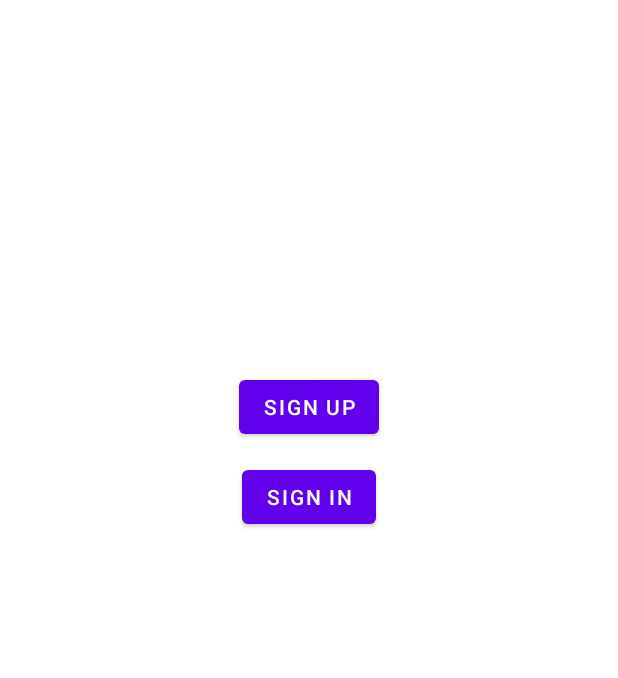
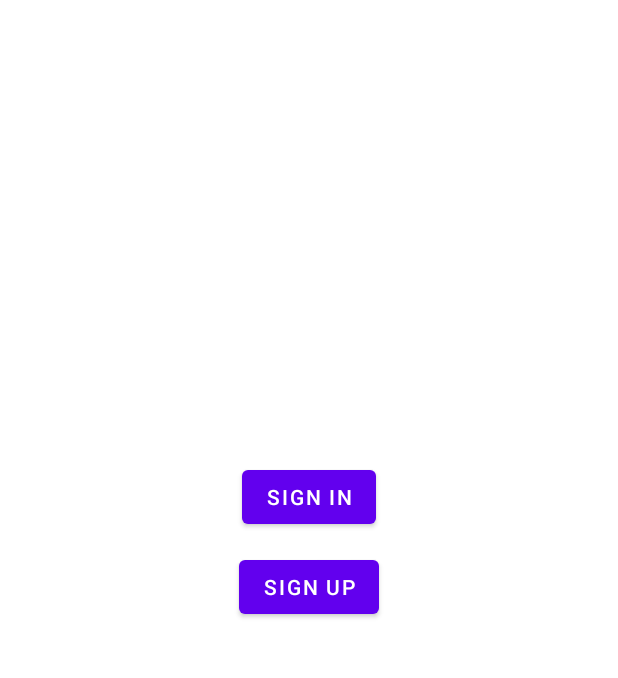
Before and after one commit to GlaucioOliveira/spendingcontrol, an Android app: the screen it shows after launch (WelcomeActivity), on a phone screen of 412 x 824 dp, the part 227-905 px from its top. Run offline under Robolectric (Android 15) with nearby library versions, the phone set to English and light mode, and no system bars; our stand-ins replace Firebase (no records; nobody signed in at launch, a user with empty details on screens opened directly).

```diff
--- a/app/src/main/java/com/goliveira/spendingcontrol/ui/auth/WelcomeActivity.java
+++ b/app/src/main/java/com/goliveira/spendingcontrol/ui/auth/WelcomeActivity.java
@@ -4,6 +4,7 @@ import androidx.appcompat.app.AppCompatActivity;
 
 import android.content.Intent;
 import android.os.Bundle;
+import android.util.Log;
 import android.view.View;
 import android.widget.Button;
 
@@ -33,10 +34,10 @@ public class WelcomeActivity extends AppCompatActivity {
 
         signUpButton = findViewById(R.id.welcomeSignUpButton);
         signInButton = findViewById(R.id.welcomeSignInButton);
-/*
+
         signInButton.setVisibility(INVISIBLE);
         signUpButton.setVisibility(INVISIBLE);
-*/
+
         if (mAuth.getCurrentUser() != null) {
             mAuth.getCurrentUser().reload().addOnSuccessListener(new OnSuccessListener<Void>() {
                 @Override
@@ -52,7 +53,8 @@ public class WelcomeActivity extends AppCompatActivity {
             });
         } else {
             signInButton.setVisibility(VISIBLE);
-            System.out.println("user not available");
+            signUpButton.setVisibility(VISIBLE);
+            Log.d("AUTH-FIREBASE", "user not available");
         }
 
         signUpButton.setOnClickListener(new View.OnClickListener() {
--- a/app/src/main/res/layout/activity_welcome.xml
+++ b/app/src/main/res/layout/activity_welcome.xml
@@ -11,7 +11,7 @@
         android:id="@+id/Title"
         android:layout_width="match_parent"
         android:layout_height="wrap_content"
-        android:background="#F1F1F1"
+        android:background="#F4F4F4"
         android:text="@string/app_name"
         android:textAppearance="@style/TextAppearance.AppCompat.Display2"
         android:textColor="@android:color/black" />
@@ -29,21 +29,25 @@
         android:layout_width="match_parent"
         android:layout_height="match_parent">
 
+
         <Button
             android:id="@+id/welcomeSignInButton"
             android:layout_width="wrap_content"
             android:layout_height="wrap_content"
             android:layout_centerInParent="true"
-            android:layout_marginTop="12dp"
+            android:layout_centerVertical="false"
             android:text="@string/sign_in" />
 
         <Button
             android:id="@+id/welcomeSignUpButton"
             android:layout_width="wrap_content"
             android:layout_height="wrap_content"
-            android:layout_above="@id/welcomeSignInButton"
+            android:layout_below="@id/welcomeSignInButton"
             android:layout_centerInParent="true"
-            android:text="@string/sign_up" />
+            android:text="@string/sign_up"
+            android:layout_marginTop="12dp"
+            />
+
     </RelativeLayout>
 
 </LinearLayout>
--- a/app/src/main/res/values/strings.xml
+++ b/app/src/main/res/values/strings.xml
@@ -24,4 +24,5 @@
     <string name="enterEmailId">Enter the registered Email ID</string>
     <string name="reset_password">Reset Password</string>
     <string name="user_domain_com">user@domain.com</string>
+    <string name="logout">Logout</string>
 </resources>
```
Also changed, not shown: app/src/main/java/com/goliveira/spendingcontrol/MainActivity.java (+17 -0 lines), app/src/main/res/drawable/ic_baseline_exit_to_app_24dp.xml (added, +9 -0 lines), app/src/main/res/menu/bottom_nav_menu.xml (+10 -1 lines).
